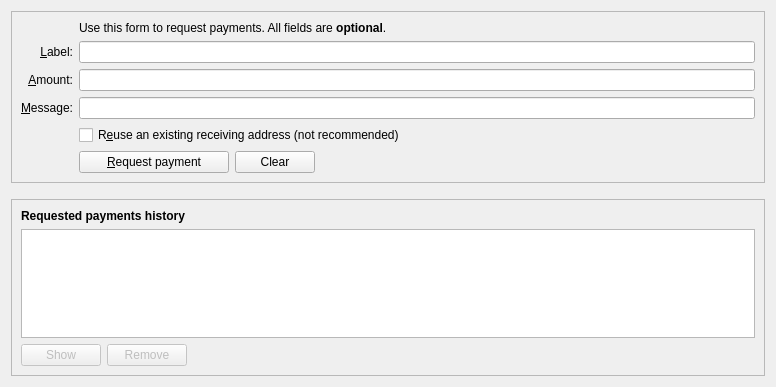
Qt form src/qt/forms/receivecoinsdialog.ui (UbiState/ubicoin) before a commit.
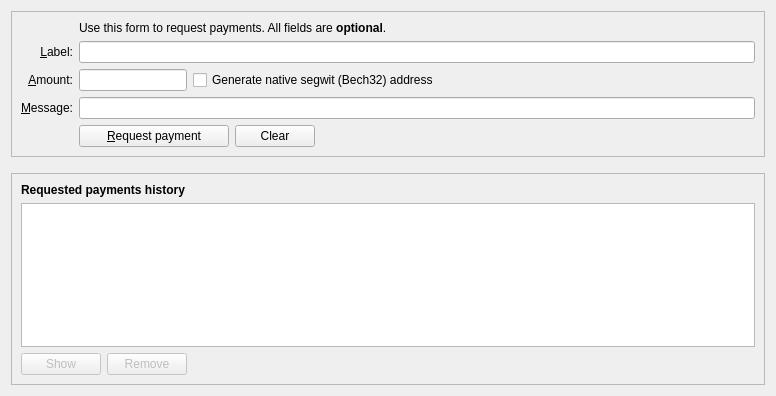
The same form after that commit. Icons and pictures are not drawn. Custom widgets are drawn as their Qt base class.

```diff
--- a/src/qt/forms/receivecoinsdialog.ui
+++ b/src/qt/forms/receivecoinsdialog.ui
@@ -7,7 +7,7 @@
     <x>0</x>
     <y>0</y>
     <width>776</width>
-    <height>387</height>
+    <height>396</height>
    </rect>
   </property>
   <layout class="QVBoxLayout" name="verticalLayout" stretch="0,0,1">
@@ -28,20 +28,19 @@
      <layout class="QVBoxLayout" name="verticalLayout_3">
       <item>
        <layout class="QGridLayout" name="gridLayout">
-        <item row="7" column="2">
-         <widget class="QCheckBox" name="reuseAddress">
+        <item row="5" column="0">
+         <widget class="QLabel" name="label">
           <property name="toolTip">
-           <string>Reuse one of the previously used receiving addresses.&lt;br&gt;Reusing addresses has security and privacy issues.&lt;br&gt;Do not use this unless re-generating a payment request made before.</string>
+           <string>An optional amount to request. Leave this empty or zero to not request a specific amount.</string>
           </property>
           <property name="text">
-           <string>R&amp;euse an existing receiving address (not recommended)</string>
+           <string>&amp;Amount:</string>
           </property>
-         </widget>
-        </item>
-        <item row="7" column="0">
-         <widget class="QLabel" name="label_4">
-          <property name="text">
-           <string/>
+          <property name="alignment">
+           <set>Qt::AlignRight|Qt::AlignTrailing|Qt::AlignVCenter</set>
+          </property>
+          <property name="buddy">
+           <cstring>reqAmount</cstring>
           </property>
          </widget>
         </item>
@@ -68,13 +67,6 @@
           </property>
          </widget>
         </item>
-        <item row="6" column="2">
-         <widget class="QLineEdit" name="reqMessage">
-          <property name="toolTip">
-           <string>An optional message to attach to the payment request, which will be displayed when the request is opened.&lt;br&gt;Note: The message will not be sent with the payment over the Ubicoin network.</string>
-          </property>
-         </widget>
-        </item>
         <item row="2" column="2">
          <widget class="QLabel" name="label_5">
           <property name="text">
@@ -98,36 +90,14 @@
           </property>
          </widget>
         </item>
-        <item row="5" column="0">
-         <widget class="QLabel" name="label">
+        <item row="6" column="2">
+         <widget class="QLineEdit" name="reqMessage">
           <property name="toolTip">
-           <string>An optional amount to request. Leave this empty or zero to not request a specific amount.</string>
+           <string>An optional message to attach to the payment request, which will be displayed when the request is opened. Note: The message will not be sent with the payment over the Ubicoin network.</string>
           </property>
-          <property name="text">
-           <string>&amp;Amount:</string>
-          </property>
-          <property name="alignment">
-           <set>Qt::AlignRight|Qt::AlignTrailing|Qt::AlignVCenter</set>
-          </property>
-          <property name="buddy">
-           <cstring>reqAmount</cstring>
-          </property>
          </widget>
         </item>
-        <item row="5" column="2">
-         <widget class="BitcoinAmountField" name="reqAmount">
-          <property name="minimumSize">
-           <size>
-            <width>80</width>
-            <height>0</height>
-           </size>
-          </property>
-          <property name="toolTip">
-           <string>An optional amount to request. Leave this empty or zero to not request a specific amount.</string>
-          </property>
-         </widget>
-        </item>
-        <item row="8" column="2">
+        <item row="7" column="2">
          <layout class="QHBoxLayout" name="horizontalLayout">
           <item>
            <widget class="QPushButton" name="receiveButton">
@@ -140,6 +110,10 @@
             <property name="text">
              <string>&amp;Request payment</string>
             </property>
+            <property name="icon">
+             <iconset resource="../bitcoin.qrc">
+              <normaloff>:/icons/receiving_addresses</normaloff>:/icons/receiving_addresses</iconset>
+            </property>
            </widget>
           </item>
           <item>
@@ -156,6 +130,10 @@
             <property name="text">
              <string>Clear</string>
             </property>
+            <property name="icon">
+             <iconset resource="../bitcoin.qrc">
+              <normaloff>:/icons/remove</normaloff>:/icons/remove</iconset>
+            </property>
             <property name="autoDefault">
              <bool>false</bool>
             </property>
@@ -176,13 +154,80 @@
           </item>
          </layout>
         </item>
-        <item row="8" column="0">
+        <item row="7" column="0">
          <widget class="QLabel" name="label_7">
           <property name="text">
            <string/>
           </property>
          </widget>
         </item>
+        <item row="5" column="2">
+         <layout class="QHBoxLayout" name="horizontalLayout_6">
+          <item>
+           <widget class="BitcoinAmountField" name="reqAmount">
+            <property name="sizePolicy">
+             <sizepolicy hsizetype="Fixed" vsizetype="Fixed">
+              <horstretch>0</horstretch>
+              <verstretch>0</verstretch>
+             </sizepolicy>
+            </property>
+            <property name="minimumSize">
+             <size>
+              <width>80</width>
+              <height>0</height>
+             </size>
+            </property>
+            <property name="maximumSize">
+             <size>
+              <width>1000</width>
+              <height>100</height>
+             </size>
+            </property>
+            <property name="toolTip">
+             <string>An optional amount to request. Leave this empty or zero to not request a specific amount.</string>
+            </property>
+           </widget>
+          </item>
+          <item>
+           <widget class="QCheckBox" name="useBech32">
+            <property name="sizePolicy">
+             <sizepolicy hsizetype="Fixed" vsizetype="Fixed">
+              <horstretch>0</horstretch>
+              <verstretch>0</verstretch>
+             </sizepolicy>
+            </property>
+            <property name="maximumSize">
+             <size>
+              <width>1000</width>
+              <height>16777215</height>
+             </size>
+            </property>
+            <property name="focusPolicy">
+             <enum>Qt::StrongFocus</enum>
+            </property>
+            <property name="toolTip">
+             <string>Native segwit addresses (aka Bech32 or BIP-173) reduce your transaction fees later on and offer better protection against typos, but old wallets don't support them. When unchecked, an address compatible with older wallets will be created instead.</string>
+            </property>
+            <property name="text">
+             <string>Generate native segwit (Bech32) address</string>
+            </property>
+           </widget>
+          </item>
+          <item>
+           <spacer name="horizontalSpacer_3">
+            <property name="orientation">
+             <enum>Qt::Horizontal</enum>
+            </property>
+            <property name="sizeHint" stdset="0">
+             <size>
+              <width>0</width>
+              <height>0</height>
+             </size>
+            </property>
+           </spacer>
+          </item>
+         </layout>
+        </item>
        </layout>
       </item>
      </layout>
@@ -255,6 +300,10 @@
           <property name="text">
            <string>Show</string>
           </property>
+          <property name="icon">
+           <iconset resource="../bitcoin.qrc">
+            <normaloff>:/icons/edit</normaloff>:/icons/edit</iconset>
+          </property>
           <property name="autoDefault">
            <bool>false</bool>
           </property>
@@ -271,6 +320,10 @@
           <property name="text">
            <string>Remove</string>
           </property>
+          <property name="icon">
+           <iconset resource="../bitcoin.qrc">
+            <normaloff>:/icons/remove</normaloff>:/icons/remove</iconset>
+          </property>
           <property name="autoDefault">
            <bool>false</bool>
           </property>
```
Left out of the diff: 6 changed lines with no effect on the pictures.
